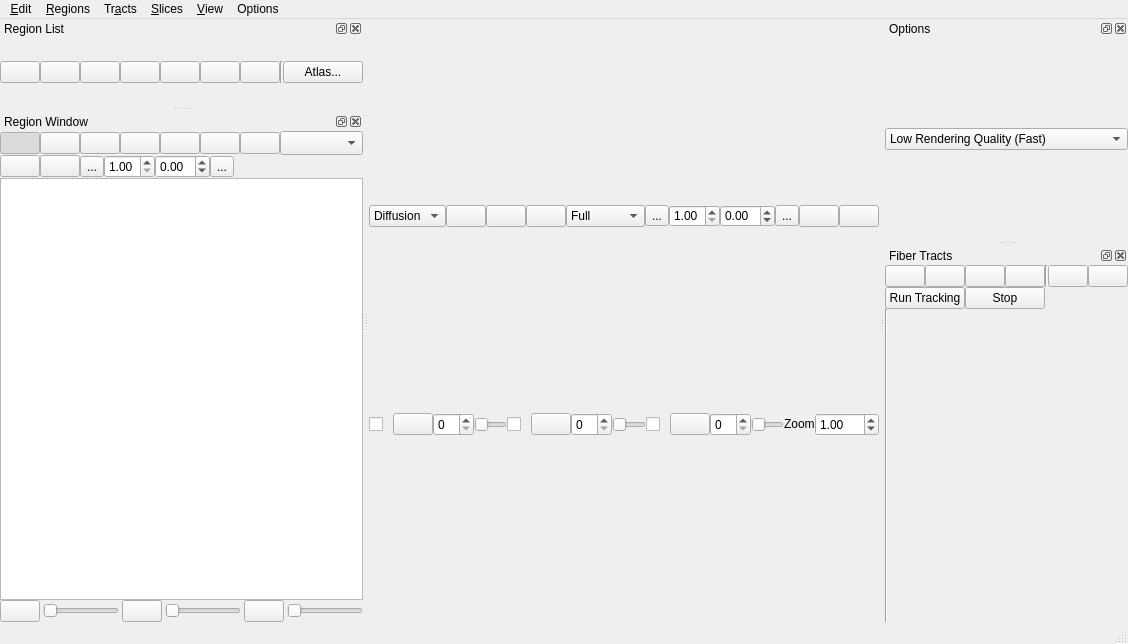
First picture: the form in tracking/tracking_window.ui, repository frankyeh/DSI-Studio, before the edit.
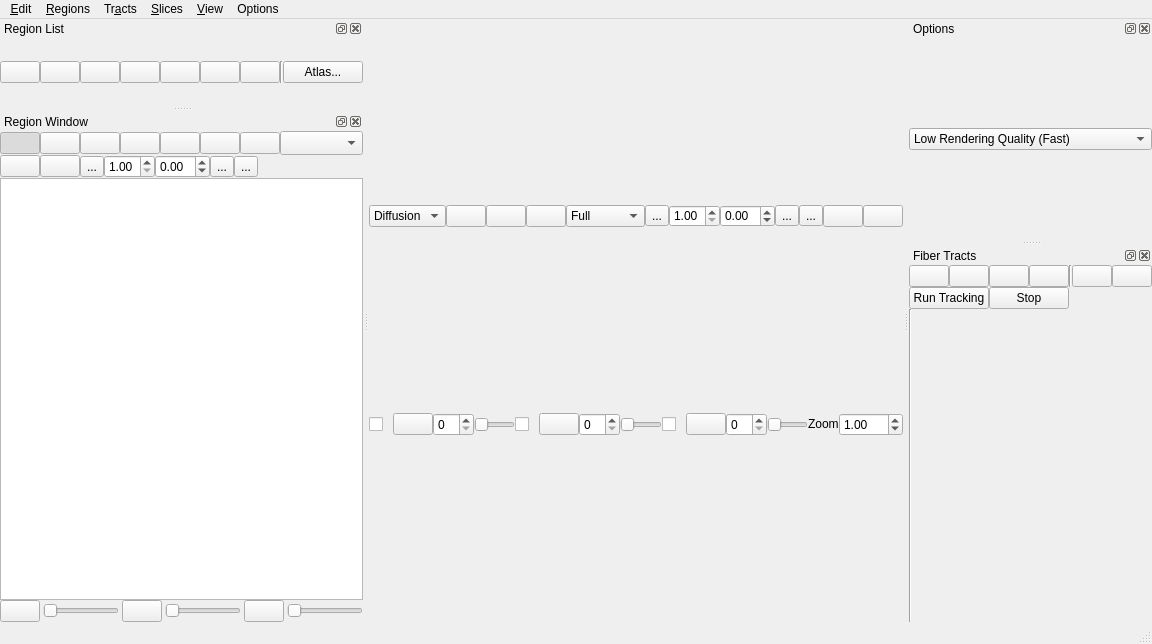
Second picture: the form after the edit. Icons and pictures are not drawn. Custom widgets are drawn as their Qt base class.

Commit message: [GUI] allows for adding custom color map

What changed in the file:
```diff
--- a/tracking/tracking_window.ui
+++ b/tracking/tracking_window.ui
@@ -300,6 +300,17 @@
              </property>
             </widget>
            </item>
+           <item>
+            <widget class="QToolButton" name="load_color_map_gl">
+             <property name="text">
+              <string>...</string>
+             </property>
+             <property name="icon">
+              <iconset resource="../icons.qrc">
+               <normaloff>:/icons/icons/open.xpm</normaloff>:/icons/icons/open.xpm</iconset>
+             </property>
+            </widget>
+           </item>
           </layout>
          </item>
          <item>
@@ -1897,6 +1908,17 @@
          </property>
         </widget>
        </item>
+       <item>
+        <widget class="QToolButton" name="load_color_map">
+         <property name="text">
+          <string>...</string>
+         </property>
+         <property name="icon">
+          <iconset resource="../icons.qrc">
+           <normaloff>:/icons/icons/open.xpm</normaloff>:/icons/icons/open.xpm</iconset>
+         </property>
+        </widget>
+       </item>
        <item>
         <spacer name="horizontalSpacer_4">
          <property name="orientation">
```
The commit also changes 4 other files.
